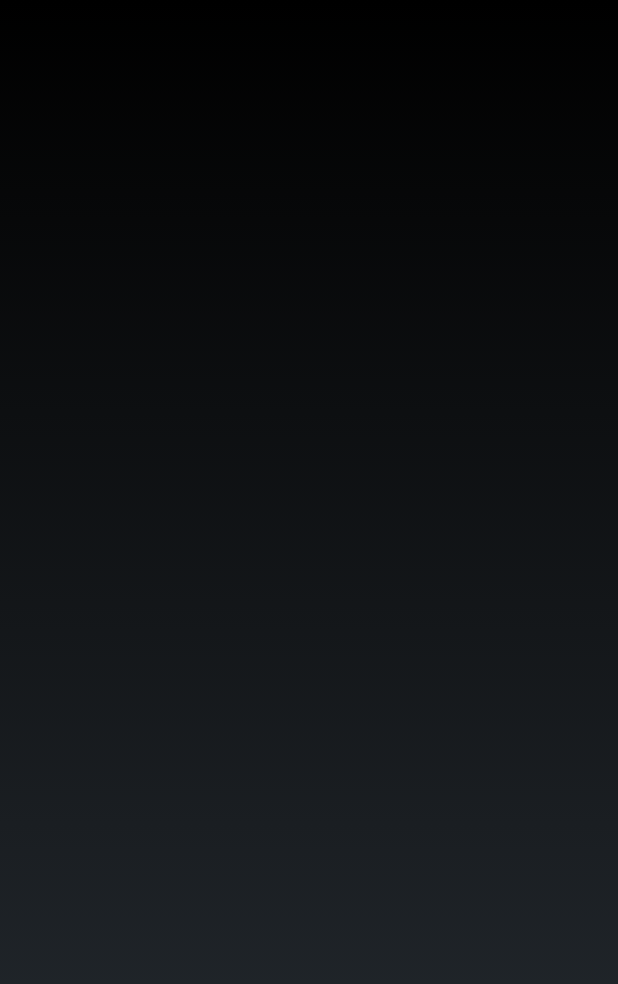
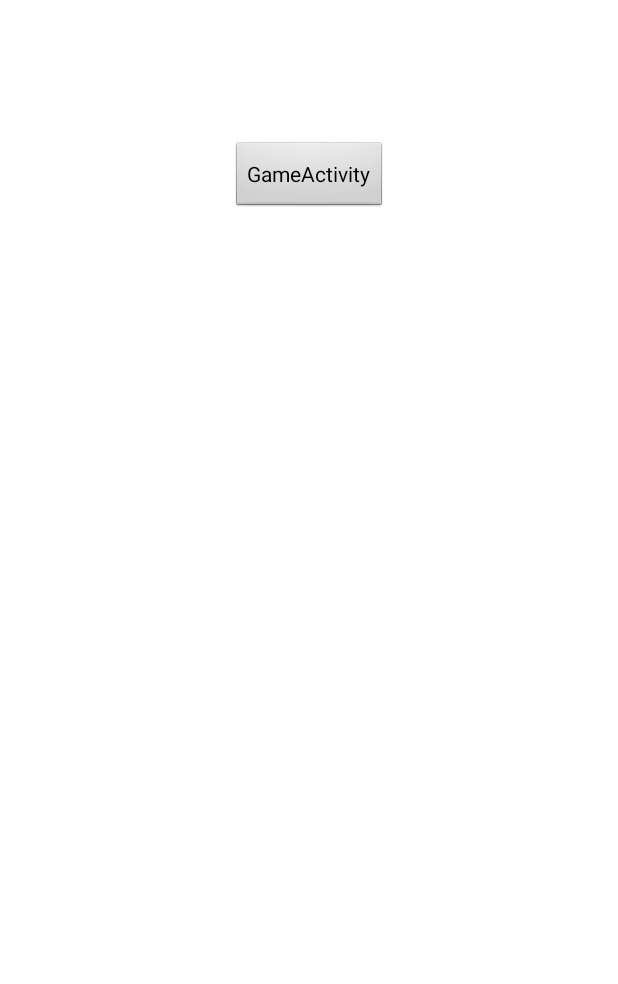
Before and after one commit to kristhus/Freefalling, an Android app: the screen it shows after launch (MainMenu), on a phone screen of 412 x 824 dp. Shown: the top 984 px of the screen. Run offline under Robolectric (Android 15) with nearby library versions, the phone set to English and light mode, and no system bars.

Commit message:
Added temporary changes to make it possible to navigate to GameActivity
Added matrix-manipulation to GameMap, allowing for animation of background

```diff
--- a/app/src/main/AndroidManifest.xml
+++ b/app/src/main/AndroidManifest.xml
@@ -29,6 +29,9 @@
         <activity android:name=".gameControllers.Lobby"
             android:theme="@android:style/Theme.NoTitleBar.Fullscreen"
             android:screenOrientation="portrait"/>
+        <activity android:name=".gameControllers.GameActivity"
+            android:theme="@android:style/Theme.NoTitleBar.Fullscreen"
+            android:screenOrientation="portrait"/>
 
 
     </application>
--- a/app/src/main/java/com/pa_gruppe11/freefalling/Collidable.java
+++ b/app/src/main/java/com/pa_gruppe11/freefalling/Collidable.java
@@ -42,7 +42,6 @@ public class Collidable implements Drawable {
     }
 
 
-    @Override
     public void Drawable(int x, int y, int id) {
         this.x = x;
         this.y = y;
--- a/app/src/main/java/com/pa_gruppe11/freefalling/Models/Character.java
+++ b/app/src/main/java/com/pa_gruppe11/freefalling/Models/Character.java
@@ -24,7 +24,6 @@ public class Character implements Drawable{
 
     }
 
-    @Override
     public void Drawable(int x, int y, int id) {
 
     }
--- a/app/src/main/java/com/pa_gruppe11/freefalling/gameControllers/GameMenu.java
+++ b/app/src/main/java/com/pa_gruppe11/freefalling/gameControllers/GameMenu.java
@@ -59,7 +59,7 @@ public class GameMenu extends Activity {
     public void onResume() {
         super.onResume();
         if(this.getClass() == GameActivity.class)
-            GameThread.getInstance().setRunning(false);
+            GameThread.getInstance().setRunning(true);
         Log.w("GameMenu", "Resumed");
     }
 
--- a/app/src/main/java/com/pa_gruppe11/freefalling/gameControllers/MainMenu.java
+++ b/app/src/main/java/com/pa_gruppe11/freefalling/gameControllers/MainMenu.java
@@ -1,11 +1,15 @@
 package com.pa_gruppe11.freefalling.gameControllers;
 
+import android.graphics.Point;
 import android.os.Bundle;
 import android.util.DisplayMetrics;
+import android.util.Log;
+import android.view.Display;
 import android.view.View;
 
 import com.pa_gruppe11.freefalling.R;
 import com.pa_gruppe11.freefalling.Singletons.DataHandler;
+import com.pa_gruppe11.freefalling.Singletons.ResourceLoader;
 
 /**
  * Created by skars on 31.03.2017.
@@ -18,10 +22,12 @@ public class MainMenu extends GameMenu{
         super.onCreate(savedInstance);
         setContentView(R.layout.mainmenu);
 
-        DisplayMetrics dm = new DisplayMetrics();
-        getWindowManager().getDefaultDisplay().getMetrics(dm);
-        DataHandler.getInstance().screenWidth = dm.widthPixels;
-        DataHandler.getInstance().screenWidth = dm.heightPixels;
+        Display display = getWindowManager().getDefaultDisplay();
+        Point size = new Point();
+        display.getSize(size);
+
+        DataHandler.getInstance().screenWidth = size.x;
+        DataHandler.getInstance().screenHeight = size.y;
     }
 
 
@@ -41,4 +47,10 @@ public class MainMenu extends GameMenu{
 
     }
 
+    public void startGame(View view) {
+        //TODO: remove load
+        ResourceLoader.getInstance().loadImage(R.drawable.bg_sky, this);
+        goTo(GameActivity.class);
+    }
+
 }
--- a/app/src/main/res/layout/mainmenu.xml
+++ b/app/src/main/res/layout/mainmenu.xml
@@ -1,6 +1,17 @@
 <?xml version="1.0" encoding="utf-8"?>
 <RelativeLayout xmlns:android="http://schemas.android.com/apk/res/android"
     android:layout_width="match_parent"
-    android:layout_height="match_parent">
+    android:layout_height="match_parent"
+    android:background="@android:color/background_light">
 
+
+    <Button
+        android:id="@+id/button"
+        android:layout_width="wrap_content"
+        android:layout_height="wrap_content"
+        android:layout_alignParentTop="true"
+        android:layout_centerHorizontal="true"
+        android:layout_marginTop="94dp"
+        android:text="GameActivity"
+        android:onClick="startGame"/>
 </RelativeLayout>
```
Also changed, not shown: app/src/main/java/com/pa_gruppe11/freefalling/Models/GameMap.java (+82 -14 lines), app/src/main/java/com/pa_gruppe11/freefalling/Singletons/GameThread.java (+11 -6 lines), app/src/main/java/com/pa_gruppe11/freefalling/Singletons/ResourceLoader.java (+25 -4 lines), app/src/main/java/com/pa_gruppe11/freefalling/gameControllers/GameActivity.java (+27 -6 lines), app/src/main/java/com/pa_gruppe11/freefalling/implementations/models/SkyStage.java (+2 -9 lines), app/src/main/java/com/pa_gruppe11/freefalling/tmp/TmpView.java (added, +30 -0 lines).
